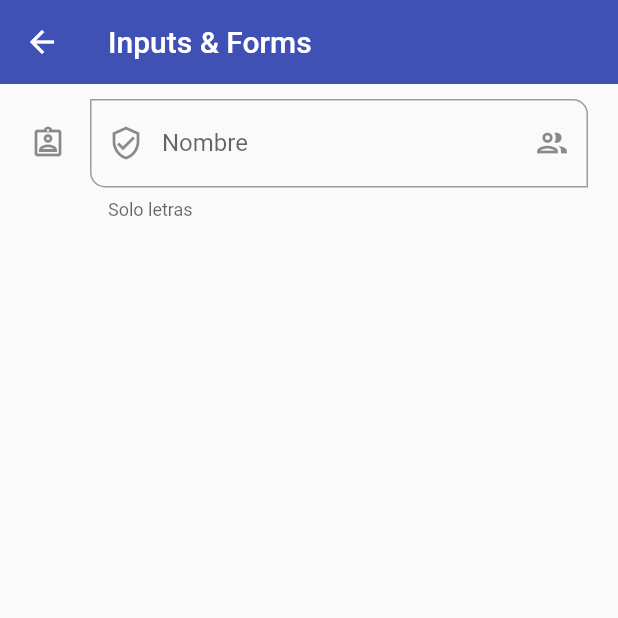
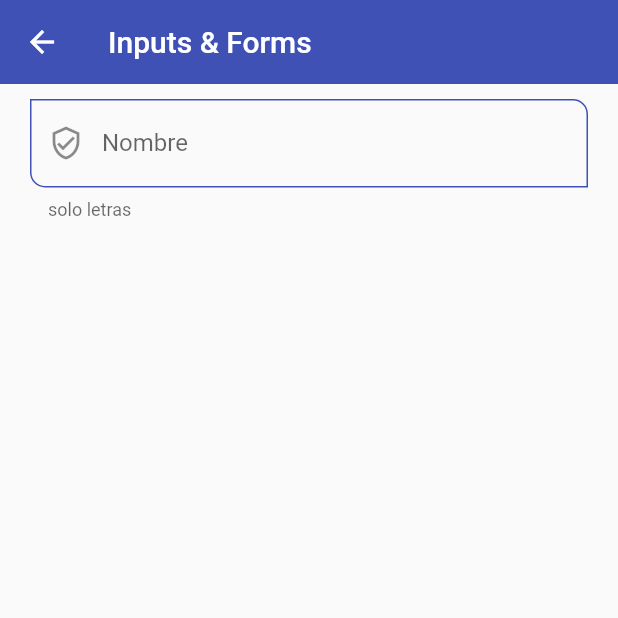
Before and after one commit to CRUXsur/marknotes, a Flutter app: the InputsScreen screen opened by its route, on a phone screen of 412 x 824 dp, the top half of it. Run offline on Flutter 3.47's test engine with Material 2 defaults, Android fonts, the phone set to English and light mode, and no system bars.

Commit message:
Centralizar el estilo de los inputs

```diff
--- a/lib/screens/inputs_screen.dart
+++ b/lib/screens/inputs_screen.dart
@@ -1,4 +1,5 @@
 import 'package:flutter/material.dart';
+import 'package:marknotes/widgtes/widgets.dart';
 
 class InputsScreen extends StatelessWidget {
   const InputsScreen({Key? key}) : super(key: key);
@@ -13,45 +14,12 @@ class InputsScreen extends StatelessWidget {
         child: Padding(
             padding: const EdgeInsets.symmetric(horizontal: 20, vertical: 10),
             child: Column(
-              children: [
-                //
-                //
-                TextFormField(
-                    autofocus: false, //
-                    initialValue: '', //
-                    textCapitalization: TextCapitalization.words,
-                    onChanged: (value) {
-                      //
-                      print('value: $value');
-                    },
-                    //validaciones
-                    validator: (value) {
-                      if (value == null) return 'Este campo es requerido';
-                      return value.length < 3 ? 'Minimo de 3 letras' : null;
-                    },
-                    autovalidateMode: AutovalidateMode.onUserInteraction,
-                    decoration: const InputDecoration(
-                      hintText: 'Nombre del usuario',
-                      labelText: 'Nombre',
-                      helperText: 'Solo letras',
-                      //counterText:
-                      prefixIcon: Icon(Icons.verified_user_outlined),
-                      suffixIcon: Icon(Icons.group_outlined), //
-                      icon: Icon(Icons.assignment_ind_outlined),
-                      //configurar el color del borde!
-                      focusedBorder: OutlineInputBorder(
-                          borderSide: BorderSide(color: Colors.green)), //
-                      //
-                      border: OutlineInputBorder(
-                          borderRadius: BorderRadius.only(
-                        bottomLeft: Radius.circular(10),
-                        topRight: Radius.circular(10),
-                      )),
-                    )
-                    //
-                    )
-                //
-                //
+              children: const [
+                CustomInputField(
+                  labelText: 'Nombre',
+                  helperText: 'solo letras',
+                  hintText: 'Nombre del usuario',
+                )
               ],
             )),
       ),
--- a/lib/theme/app_theme.dart
+++ b/lib/theme/app_theme.dart
@@ -29,7 +29,32 @@ class AppTheme {
       elevatedButtonTheme: ElevatedButtonThemeData(
         style: ElevatedButton.styleFrom(
             primary: Colors.indigo, shape: const StadiumBorder(), elevation: 0),
-      ) //
+      ), //
+      // InputText
+      inputDecorationTheme: const InputDecorationTheme(
+        floatingLabelStyle: TextStyle(color: primary),
+        enabledBorder: OutlineInputBorder(
+          borderSide: BorderSide(color: primary), //
+          borderRadius: BorderRadius.only(
+            bottomLeft: Radius.circular(10),
+            topRight: Radius.circular(10),
+          ),
+        ),
+        focusedBorder: OutlineInputBorder(
+          borderSide: BorderSide(color: primary), //
+          borderRadius: BorderRadius.only(
+            bottomLeft: Radius.circular(10),
+            topRight: Radius.circular(10),
+          ),
+        ),
+        border: OutlineInputBorder(
+          borderRadius: BorderRadius.only(
+            bottomLeft: Radius.circular(10),
+            topRight: Radius.circular(10),
+          ),
+        ),
+      )
+      //
       );
 
   //
--- /dev/null
+++ b/lib/widgtes/custom_input_field.dart
@@ -0,0 +1,58 @@
+import 'package:flutter/material.dart';
+
+class CustomInputField extends StatelessWidget {
+  final String? hintText;
+  final String? labelText;
+  final String? helperText;
+  final IconData? icon;
+  final IconData? suffixIcon;
+
+  const CustomInputField({
+    Key? key,
+    this.hintText,
+    this.labelText,
+    this.helperText,
+    this.icon,
+    this.suffixIcon,
+  }) : super(key: key);
+
+  @override
+  Widget build(BuildContext context) {
+    return TextFormField(
+        autofocus: false, //
+        initialValue: '', //
+        textCapitalization: TextCapitalization.words,
+        onChanged: (value) {
+          //
+          print('value: $value');
+        },
+        //validaciones
+        validator: (value) {
+          if (value == null) return 'Este campo es requerido';
+          return value.length < 3 ? 'Minimo de 3 letras' : null;
+        },
+        autovalidateMode: AutovalidateMode.onUserInteraction,
+        decoration: InputDecoration(
+          hintText: hintText, //Nombre del usuario
+          labelText: labelText, //Nombre
+          helperText: helperText, //solo letras
+          //counterText:
+          prefixIcon: Icon(Icons.verified_user_outlined),
+          //suffixIcon: Icon(Icons.group_outlined), //
+          suffixIcon: suffixIcon == null ? null : Icon(suffixIcon), //
+          //icon: Icon(Icons.assignment_ind_outlined),
+          icon: icon == null ? null : Icon(icon),
+          //configurar el color del borde!
+/*                       focusedBorder: OutlineInputBorder(
+              borderSide: BorderSide(color: Colors.green)), //
+          //
+          border: OutlineInputBorder(
+              borderRadius: BorderRadius.only(
+            bottomLeft: Radius.circular(10),
+            topRight: Radius.circular(10),
+          )), */
+        )
+        //
+        );
+  }
+}
--- a/lib/widgtes/widgets.dart
+++ b/lib/widgtes/widgets.dart
@@ -1,2 +1,3 @@
 export 'package:marknotes/widgtes/custom_card_type_1.dart';
 export 'package:marknotes/widgtes/custom_card_type_2.dart';
+export 'package:marknotes/widgtes/custom_input_field.dart';
```
